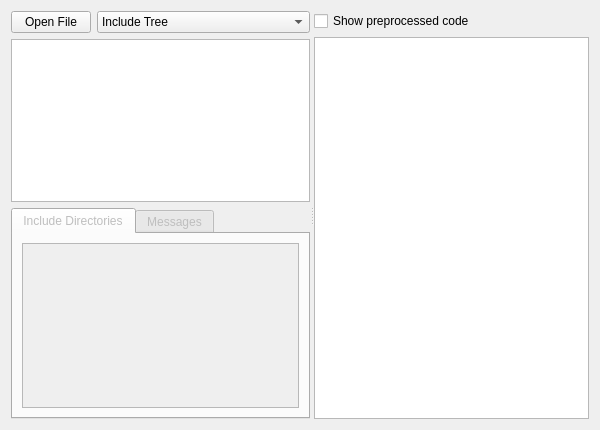
Before: the Qt Designer form cppchecks/gui/parseresultwidget.ui in Krazy-collection/krazy, drawn with Qt 5.
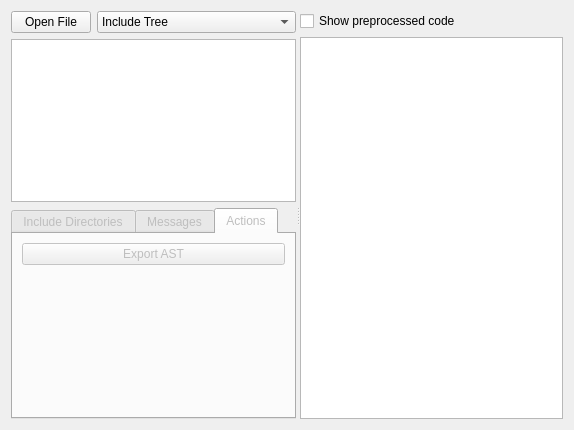
After: the same form once the commit is applied. The open tabs and pages were chosen to show the change.

Commit message: Add a way to export a simple form of the AST.

```diff
--- a/cppchecks/gui/parseresultwidget.ui
+++ b/cppchecks/gui/parseresultwidget.ui
@@ -6,7 +6,7 @@
    <rect>
     <x>0</x>
     <y>0</y>
-    <width>600</width>
+    <width>574</width>
     <height>430</height>
    </rect>
   </property>
@@ -95,6 +95,33 @@
            </item>
           </layout>
          </widget>
+         <widget class="QWidget" name="tab_3">
+          <attribute name="title">
+           <string>Actions</string>
+          </attribute>
+          <layout class="QGridLayout" name="gridLayout_4">
+           <item row="0" column="0">
+            <widget class="QPushButton" name="m_exportAST">
+             <property name="text">
+              <string>Export AST</string>
+             </property>
+            </widget>
+           </item>
+           <item row="1" column="0">
+            <spacer name="verticalSpacer">
+             <property name="orientation">
+              <enum>Qt::Vertical</enum>
+             </property>
+             <property name="sizeHint" stdset="0">
+              <size>
+               <width>20</width>
+               <height>145</height>
+              </size>
+             </property>
+            </spacer>
+           </item>
+          </layout>
+         </widget>
         </widget>
        </item>
       </layout>
```
Left out of the diff: 2 changed lines with no effect on the pictures. The commit also changes 3 other files.
